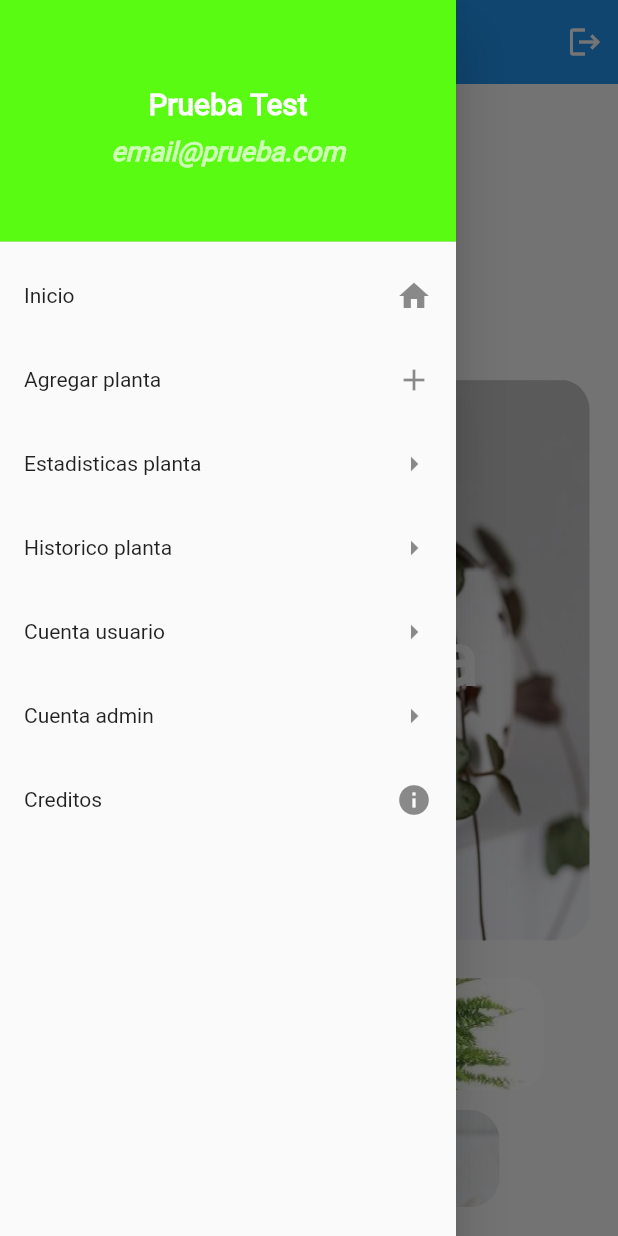
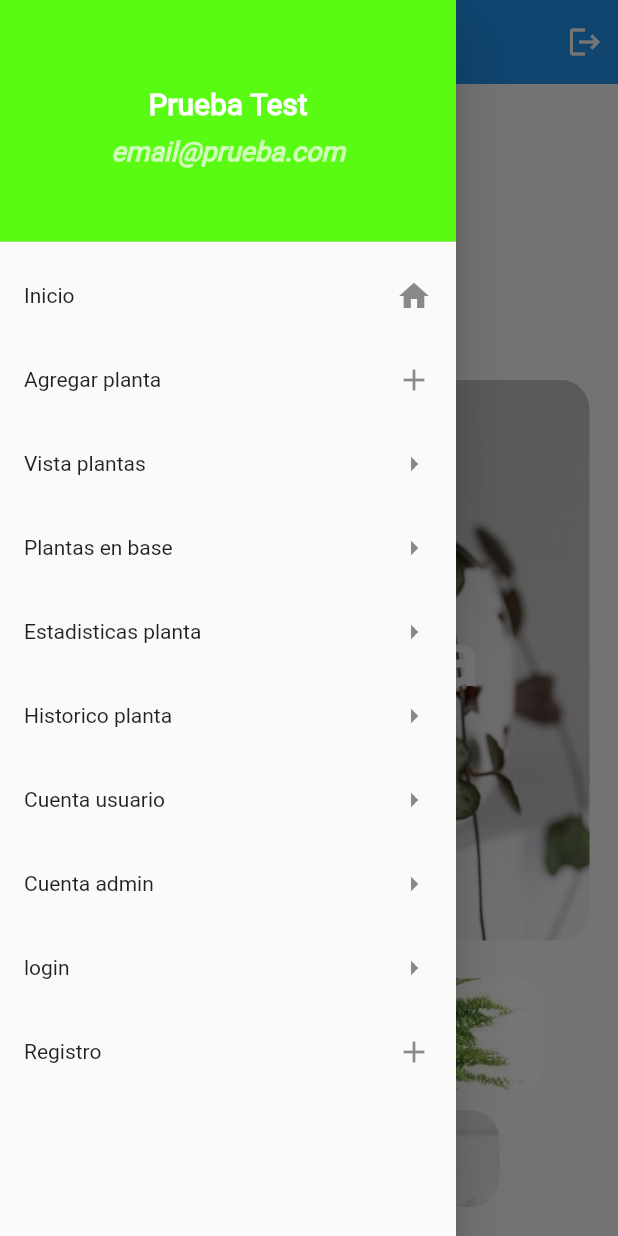
Before and after one commit to eduardo99ja/gardening-flutter, a Flutter app: the screen it shows after launch, with the side drawer open, on a phone screen of 412 x 824 dp. Run offline on Flutter 3.47's test engine with Material 2 defaults, Android fonts, the phone set to English and light mode, and no system bars; our stand-ins replace cloud_firestore, firebase_auth, firebase_core, firebase_database, flutter_custom_clippers, flutter_swiper and 4 more; missing offline and left inert: ndialog; accounts and stored records are empty; Roboto replaces fonts that are missing (Bevan, RobotoMono).

Commit message:
Se agregaron rutas

```diff
--- a/lib/src/pages/home/home_page.dart
+++ b/lib/src/pages/home/home_page.dart
@@ -274,6 +274,16 @@ class _HomePageState extends State<HomePage> {
               trailing: Icon(Icons.add),
             ),
             ListTile(
+              onTap: _con.goToDetailsCreate,
+              title: Text('Vista plantas'),
+              trailing: Icon(Icons.arrow_right),
+            ),
+            ListTile(
+              onTap: _con.goToListPlants,
+              title: Text('Plantas en base'),
+              trailing: Icon(Icons.arrow_right),
+            ),
+            ListTile(
               onTap: _con.goToPlantInfoReal,
               title: Text('Estadisticas planta'),
               trailing: Icon(Icons.arrow_right),
@@ -294,10 +304,20 @@ class _HomePageState extends State<HomePage> {
               trailing: Icon(Icons.arrow_right),
             ),
             ListTile(
+              onTap: _con.goToLogin,
+              title: Text('login'),
+              trailing: Icon(Icons.arrow_right),
+            ),
+            ListTile(
+              onTap: _con.goToRegister,
+              title: Text('Registro'),
+              trailing: Icon(Icons.add),
+            ),
+           /* ListTile(
               title: Text('Creditos'),
               trailing: Icon(Icons.info),
               onTap: _con.goToCredits,
-            ),
+            ),*/
           ],
         ),
       );
```
Also changed, not shown: lib/src/pages/home/home_controller.dart (+17 -1 lines).
